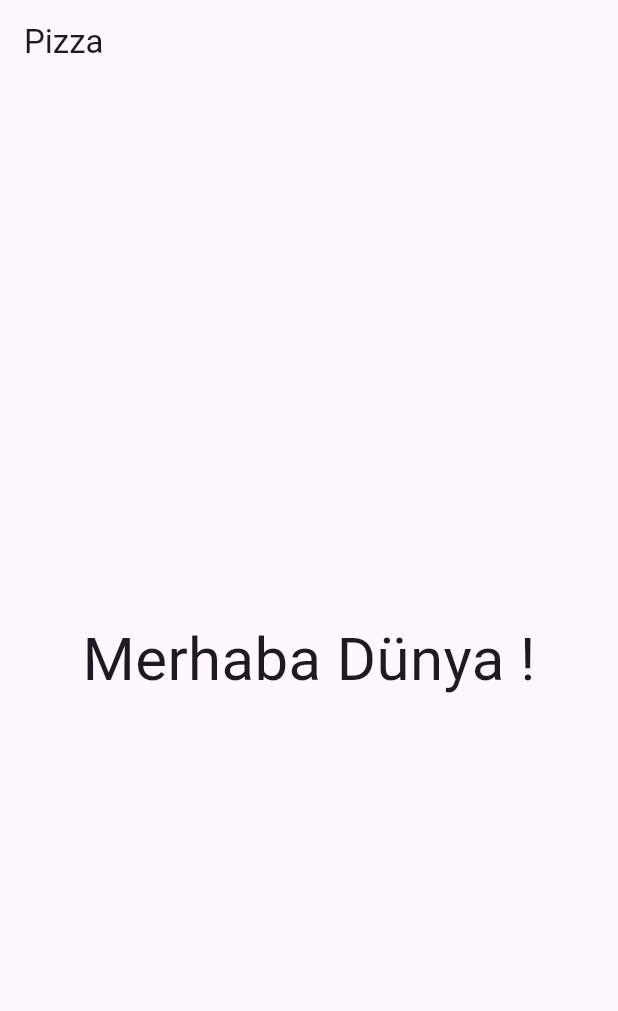
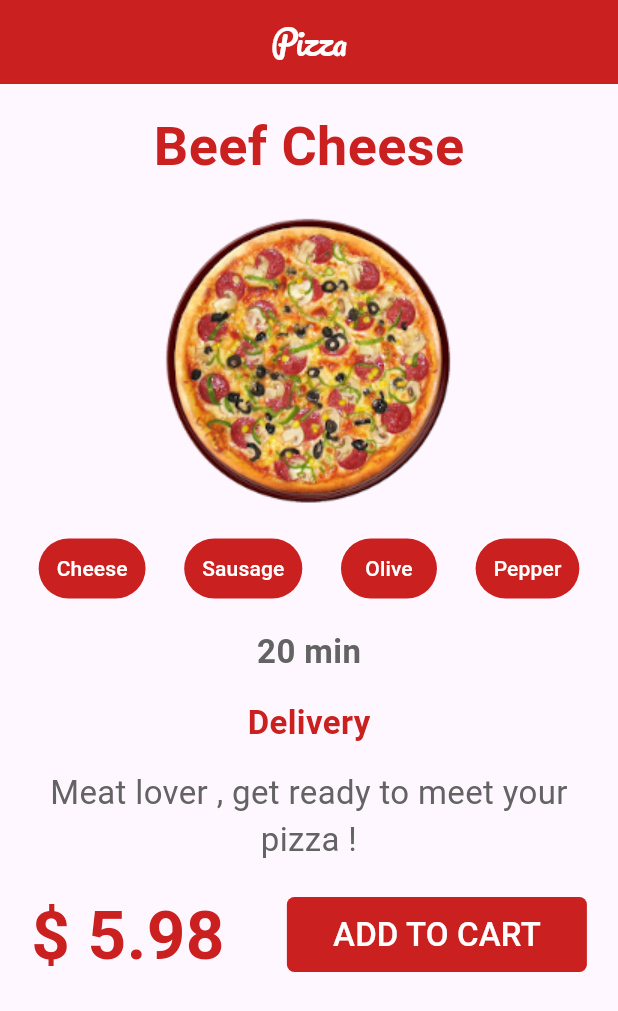
Before and after one commit to sinemertural/Flutter-Bootcamp, a Flutter app: the screen it shows after launch, on a phone screen of 412 x 824 dp. Shown: the top 1011 px of the screen. Run offline on Flutter 3.47's test engine with Material 3 defaults, Android fonts, the phone set to English and light mode, and no system bars.

Commit message:
Continue development of the Pizza project

```diff
--- a/pizza_tasarim_projesi/lib/anasayfa.dart
+++ b/pizza_tasarim_projesi/lib/anasayfa.dart
@@ -1,5 +1,6 @@
 import 'package:flutter/cupertino.dart';
 import 'package:flutter/material.dart';
+import 'package:pizza_tasarim_projesi/color.dart';
 
 class Anasayfa extends StatefulWidget {
   const Anasayfa({super.key});
@@ -12,14 +13,76 @@ class _AnasayfaState extends State<Anasayfa> {
   @override
   Widget build(BuildContext context) {
     return Scaffold(
-      appBar: AppBar(title: const Text("Pizza"),),
-      body: const Center(
+      appBar: AppBar(
+        title: Text("Pizza" , style: TextStyle(color: yaziRenk1 , fontFamily: "Pacifico" , fontSize: 22),),
+        backgroundColor: anaRenk,
+        centerTitle: true,
+      ),
+      body: Center(
         child: Column(
-          mainAxisAlignment: MainAxisAlignment.center,
           children: [
-            Text("Merhaba Dünya !" , style: TextStyle(fontSize: 40),)
+            Padding(
+              padding: const EdgeInsets.only(top: 16),
+              child: Text("Beef Cheese" , style: TextStyle(fontSize: 36 , color: anaRenk , fontWeight: FontWeight.bold ),),
+            ),
+            Padding(
+              padding: const EdgeInsets.only(top: 16),
+              child: Image.asset("resimler/pizza_resim.png"),
+            ),
+            Padding(
+              padding: const EdgeInsets.only(top: 16),
+              child: Row(
+                mainAxisAlignment: MainAxisAlignment.spaceEvenly,
+                children: [
+                  TextButton(onPressed: (){},
+                    child: Text("Cheese" , style: TextStyle(color: yaziRenk1),),
+                      style: TextButton.styleFrom(backgroundColor: anaRenk),),
+
+                  TextButton(onPressed: (){},
+                    child: Text("Sausage" , style: TextStyle(color: yaziRenk1),),
+                    style: TextButton.styleFrom(backgroundColor: anaRenk),),
+
+                  TextButton(onPressed: (){},
+                    child: Text("Olive" , style: TextStyle(color: yaziRenk1),),
+                    style: TextButton.styleFrom(backgroundColor: anaRenk),),
+
+                  TextButton(onPressed: (){},
+                    child: Text("Pepper" , style: TextStyle(color: yaziRenk1),),
+                    style: TextButton.styleFrom(backgroundColor: anaRenk),),
+                ],
+              ),
+            ),
+            Padding(
+              padding: const EdgeInsets.all(16),
+              child: Column(
+                children: [
+                  Text("20 min" , style: TextStyle(fontWeight: FontWeight.bold , color: yaziRenk2 , fontSize: 22),),
+                  Padding(
+                    padding: const EdgeInsets.all(16),
+                    child: Text("Delivery" , style: TextStyle(color: anaRenk , fontSize: 22 , fontWeight: FontWeight.bold),),
+                  ),
+                  Text("Meat lover , get ready to meet your pizza ! " , style: TextStyle(color: yaziRenk2 , fontSize: 22) ,
+                      textAlign: TextAlign.center,)
+                ],
+              ),
+            ),
+            Row(
+              mainAxisAlignment: MainAxisAlignment.spaceAround,
+              children: [
+                Text("\$ 5.98", style: TextStyle(fontSize: 45 , color: anaRenk , fontWeight: FontWeight.bold),),
+                SizedBox(width: 200, height: 50,
+                  child: TextButton(onPressed: (){},
+                      child: Text("ADD TO CART" , style: TextStyle(color: yaziRenk1 , fontSize: 22),),
+                  style: TextButton.styleFrom(
+                    backgroundColor: anaRenk,
+                    shape: const RoundedRectangleBorder(borderRadius: BorderRadius.all(Radius.circular(5))),
+                  ),),
+                )
+              ],
+            )
           ],
         ),
+
       ),
     );
   }
--- /dev/null
+++ b/pizza_tasarim_projesi/lib/color.dart
@@ -0,0 +1,6 @@
+
+import 'dart:ui';
+
+var anaRenk = const Color(0xFFCB2020);
+var yaziRenk1 = const Color(0xFFFFFFFF);
+var yaziRenk2 = const Color(0xFF636363);
```
Also changed, not shown: pizza_tasarim_projesi/pubspec.yaml (+7 -0 lines), pizza_tasarim_projesi/fonts/Pacifico-Regular.ttf (added), pizza_tasarim_projesi/resimler/pizza_resim.png (added), 16 other files.
